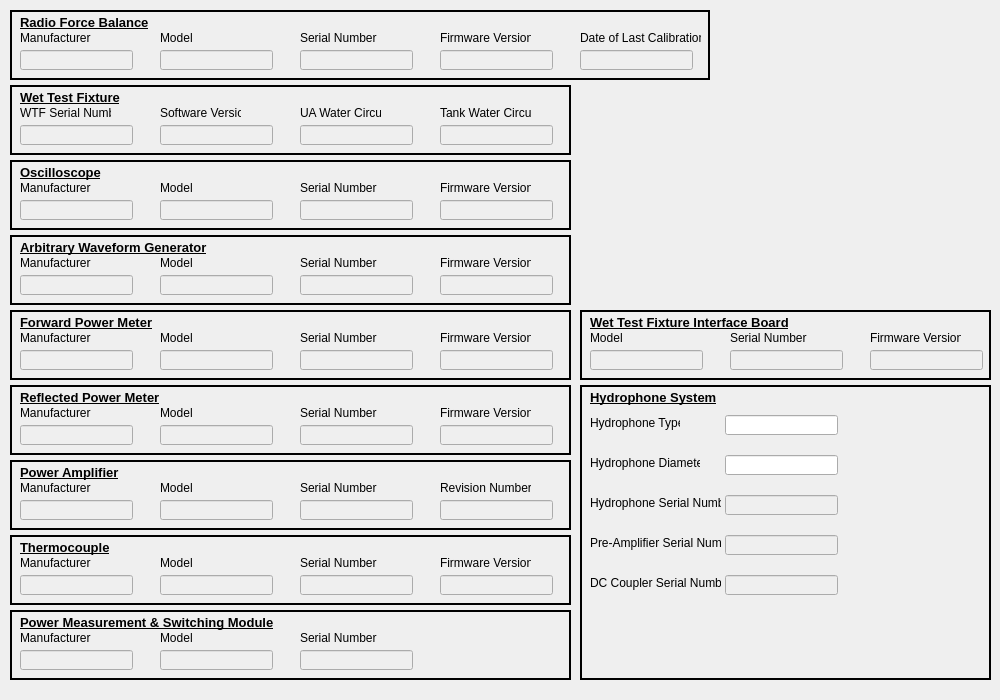
First picture: the form in Widget_Library/widget_system_info.ui, repository 8foldrepo/RF_Balance_Profound, before the edit.
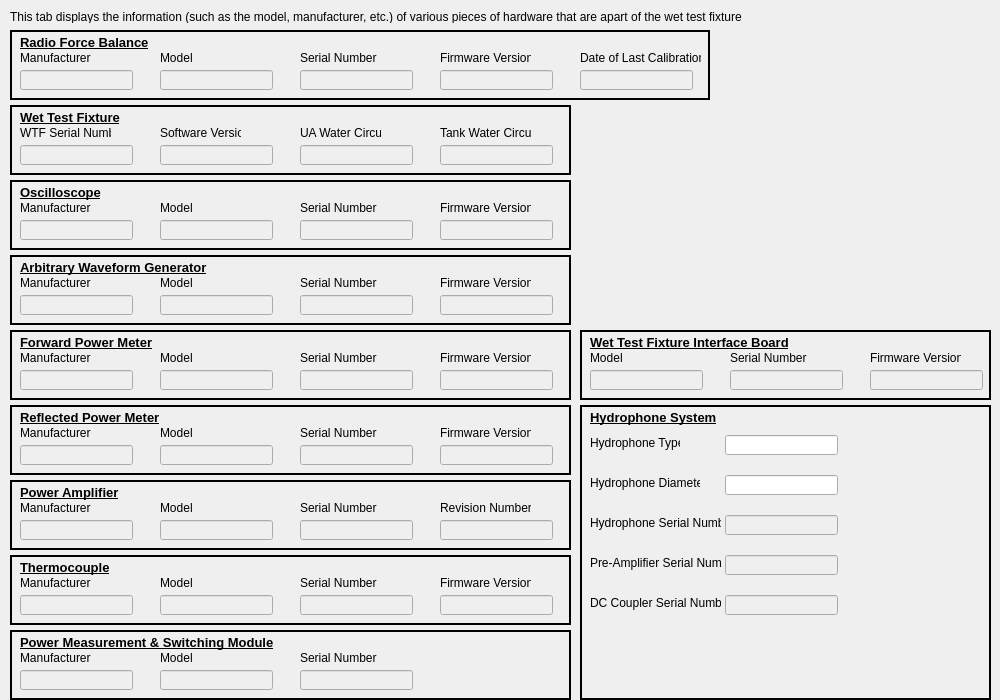
Second picture: the form after the edit.

```diff
--- a/Widget_Library/widget_system_info.ui
+++ b/Widget_Library/widget_system_info.ui
@@ -32,7 +32,7 @@
             <property name="geometry">
                 <rect>
                     <x>10</x>
-                    <y>85</y>
+     <y>105</y>
                     <width>561</width>
                     <height>70</height>
                 </rect>
@@ -173,7 +173,7 @@
             <property name="geometry">
                 <rect>
                     <x>10</x>
-                    <y>10</y>
+     <y>30</y>
                     <width>700</width>
                     <height>70</height>
                 </rect>
@@ -358,7 +358,7 @@
             <property name="geometry">
                 <rect>
                     <x>10</x>
-                    <y>160</y>
+     <y>180</y>
                     <width>561</width>
                     <height>70</height>
                 </rect>
@@ -517,7 +517,7 @@
             <property name="geometry">
                 <rect>
                     <x>10</x>
-                    <y>235</y>
+     <y>255</y>
                     <width>561</width>
                     <height>70</height>
                 </rect>
@@ -676,7 +676,7 @@
             <property name="geometry">
                 <rect>
                     <x>10</x>
-                    <y>385</y>
+     <y>405</y>
                     <width>561</width>
                     <height>70</height>
                 </rect>
@@ -835,7 +835,7 @@
             <property name="geometry">
                 <rect>
                     <x>10</x>
-                    <y>310</y>
+     <y>330</y>
                     <width>561</width>
                     <height>70</height>
                 </rect>
@@ -994,7 +994,7 @@
             <property name="geometry">
                 <rect>
                     <x>10</x>
-                    <y>460</y>
+     <y>480</y>
                     <width>561</width>
                     <height>70</height>
                 </rect>
@@ -1153,7 +1153,7 @@
             <property name="geometry">
                 <rect>
                     <x>10</x>
-                    <y>535</y>
+     <y>555</y>
                     <width>561</width>
                     <height>70</height>
                 </rect>
@@ -1312,7 +1312,7 @@
             <property name="geometry">
                 <rect>
                     <x>10</x>
-                    <y>610</y>
+     <y>630</y>
                     <width>561</width>
                     <height>70</height>
                 </rect>
@@ -1446,7 +1446,7 @@
             <property name="geometry">
                 <rect>
                     <x>580</x>
-                    <y>310</y>
+     <y>330</y>
                     <width>411</width>
                     <height>70</height>
                 </rect>
@@ -1579,7 +1579,7 @@
             <property name="geometry">
                 <rect>
                     <x>580</x>
-                    <y>385</y>
+     <y>405</y>
                     <width>411</width>
                     <height>295</height>
                 </rect>
@@ -1760,6 +1760,19 @@
                 </property>
             </widget>
         </widget>
+  <widget class="QLabel" name="label_45">
+   <property name="geometry">
+    <rect>
+     <x>10</x>
+     <y>10</y>
+     <width>970</width>
+     <height>13</height>
+    </rect>
+   </property>
+   <property name="text">
+    <string>This tab displays the information (such as the model, manufacturer, etc.) of various pieces of hardware that are apart of the wet test fixture</string>
+   </property>
+  </widget>
     </widget>
     <resources/>
     <connections/>
```
Lines whose indentation alone changed are shown as unchanged.
